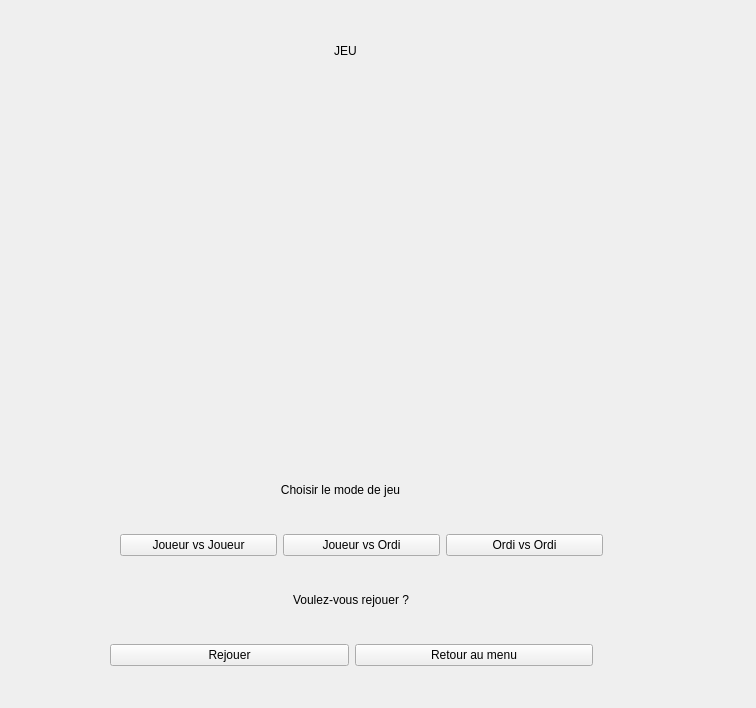
WRKT/cpp-project, file TP-Refacto/jeugui.ui: the form before one commit.
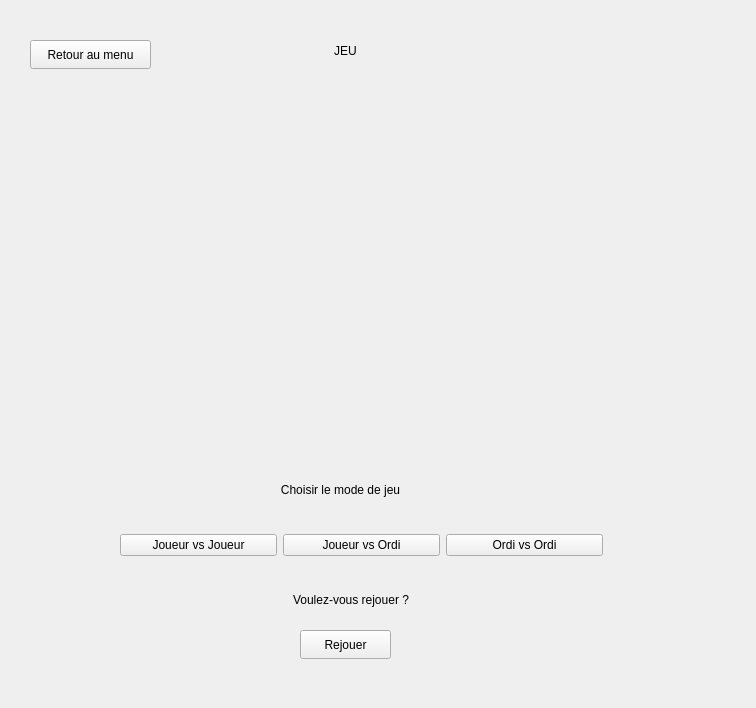
The form after the commit.

Commit message: FIX - ajout layout et bouton exit game

```diff
--- a/TP-Refacto/jeugui.ui
+++ b/TP-Refacto/jeugui.ui
@@ -118,31 +118,31 @@
     <set>Qt::AlignCenter</set>
    </property>
   </widget>
-  <widget class="QWidget" name="horizontalLayoutWidget">
+  <widget class="QPushButton" name="retourMenuButton">
    <property name="geometry">
     <rect>
-     <x>110</x>
+     <x>30</x>
+     <y>40</y>
+     <width>121</width>
+     <height>29</height>
+    </rect>
+   </property>
+   <property name="text">
+    <string>Retour au menu</string>
+   </property>
+  </widget>
+  <widget class="QPushButton" name="rejouerButton">
+   <property name="geometry">
+    <rect>
+     <x>300</x>
      <y>630</y>
-     <width>483</width>
-     <height>51</height>
+     <width>91</width>
+     <height>29</height>
     </rect>
    </property>
-   <layout class="QHBoxLayout" name="buttonLayout">
-    <item>
-     <widget class="QPushButton" name="rejouerButton">
-      <property name="text">
-       <string>Rejouer</string>
-      </property>
-     </widget>
-    </item>
-    <item>
-     <widget class="QPushButton" name="retourMenuButton">
-      <property name="text">
-       <string>Retour au menu</string>
-      </property>
-     </widget>
-    </item>
-   </layout>
+   <property name="text">
+    <string>Rejouer</string>
+   </property>
   </widget>
  </widget>
  <resources/>
```
The commit also changes 1 other file.
